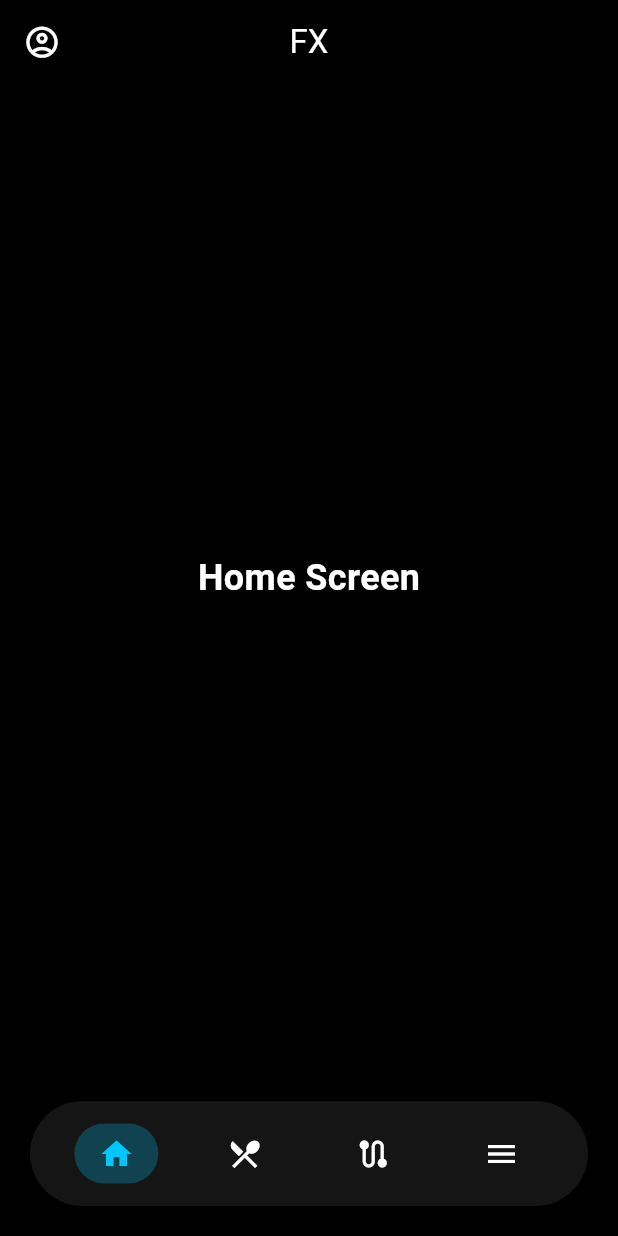
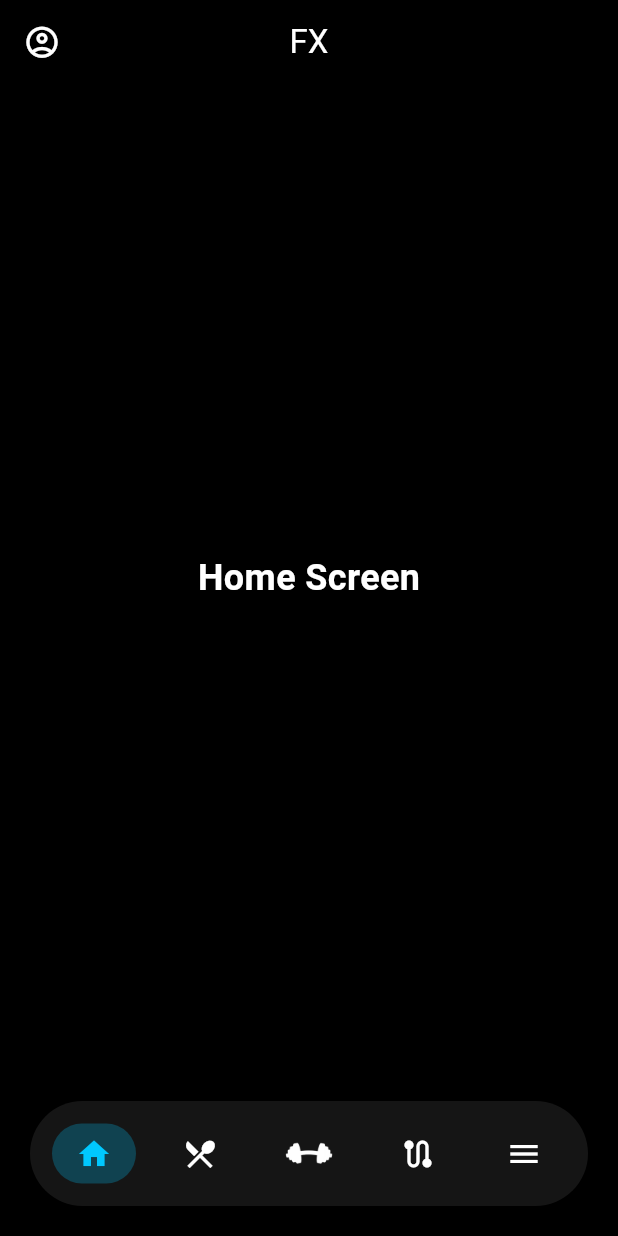
Before and after one commit to Sreenu-123/FitNovaX, a Flutter app: the HomeScreen screen opened directly, on a phone screen of 412 x 824 dp. Run offline on Flutter 3.47's test engine with Material 3 defaults, Android fonts, the phone set to English and light mode, and no system bars.

Commit message:
Added workout landing screen and initial schedule screen

```diff
--- a/lib/Screens/home_screen.dart
+++ b/lib/Screens/home_screen.dart
@@ -188,12 +188,14 @@ class _HomeScreenState
                     : Colors.transparent,
                 shape: StadiumBorder(),
                 padding: EdgeInsets.symmetric(
-                  horizontal: 16.0,
-                  vertical: 8.0,
+                  horizontal: 8.0,
+                  vertical: 4.0,
                 ),
               ),
-              icon: Icon(
-                Icons.route,
+              icon: Image.asset(
+                'assets/Images/logoNoBack.png',
+                width: 44,
+                height: 44,
                 color:
                     currentIndex ==
                         2
@@ -235,7 +237,7 @@ class _HomeScreenState
                 ),
               ),
               icon: Icon(
-                Icons.menu,
+                Icons.route,
                 color:
                     currentIndex ==
                         3
@@ -256,6 +258,48 @@ class _HomeScreenState
                 );
               },
             ),
+            IconButton(
+              style: IconButton.styleFrom(
+                backgroundColor:
+                    currentIndex ==
+                        4
+                    ? const Color.fromARGB(
+                        255,
+                        0,
+                        200,
+                        255,
+                      ).withValues(
+                        alpha: 0.25,
+                      )
+                    : Colors.transparent,
+                shape: StadiumBorder(),
+                padding: EdgeInsets.symmetric(
+                  horizontal: 16.0,
+                  vertical: 8.0,
+                ),
+              ),
+              icon: Icon(
+                Icons.menu,
+                color:
+                    currentIndex ==
+                        4
+                    ? const Color.fromARGB(
+                        255,
+                        0,
+                        200,
+                        255,
+                      )
+                    : Colors.white,
+              ),
+              onPressed: () {
+                // Handle profile button press
+                setState(
+                  () {
+                    currentIndex = 4;
+                  },
+                );
+              },
+            ),
           ],
         ),
       ),
```
Also changed, not shown: lib/MainScreens/workout_schedule_screen.dart (added, +171 -0 lines), lib/MainScreens/workout_screen.dart (added, +105 -0 lines).
